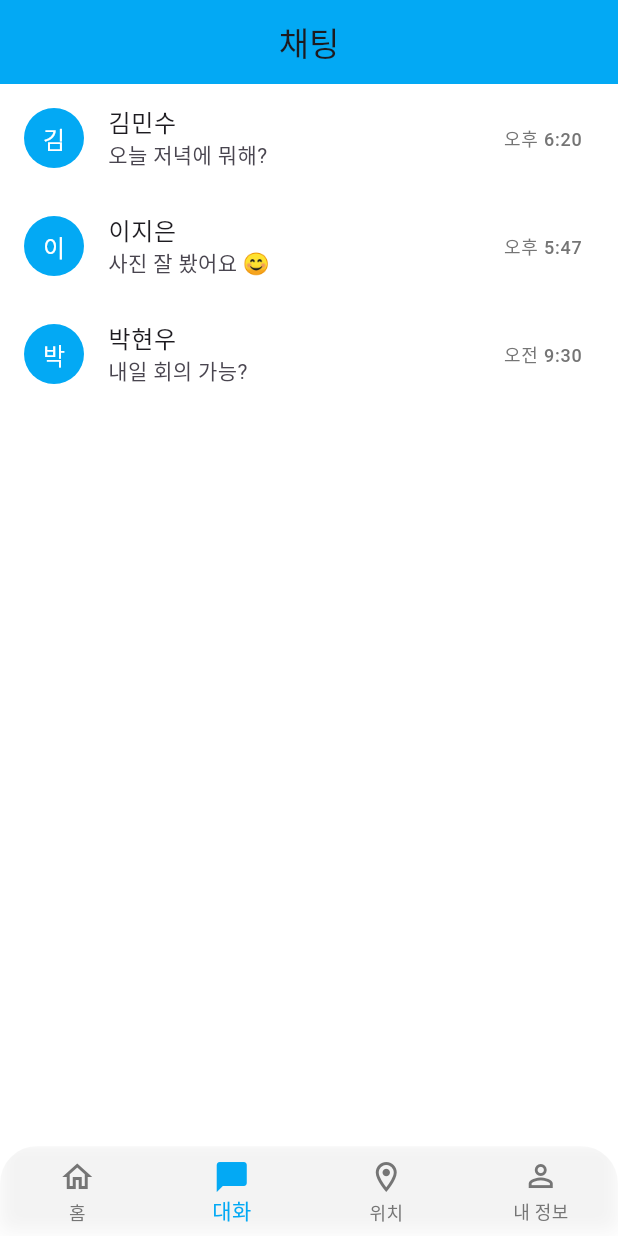
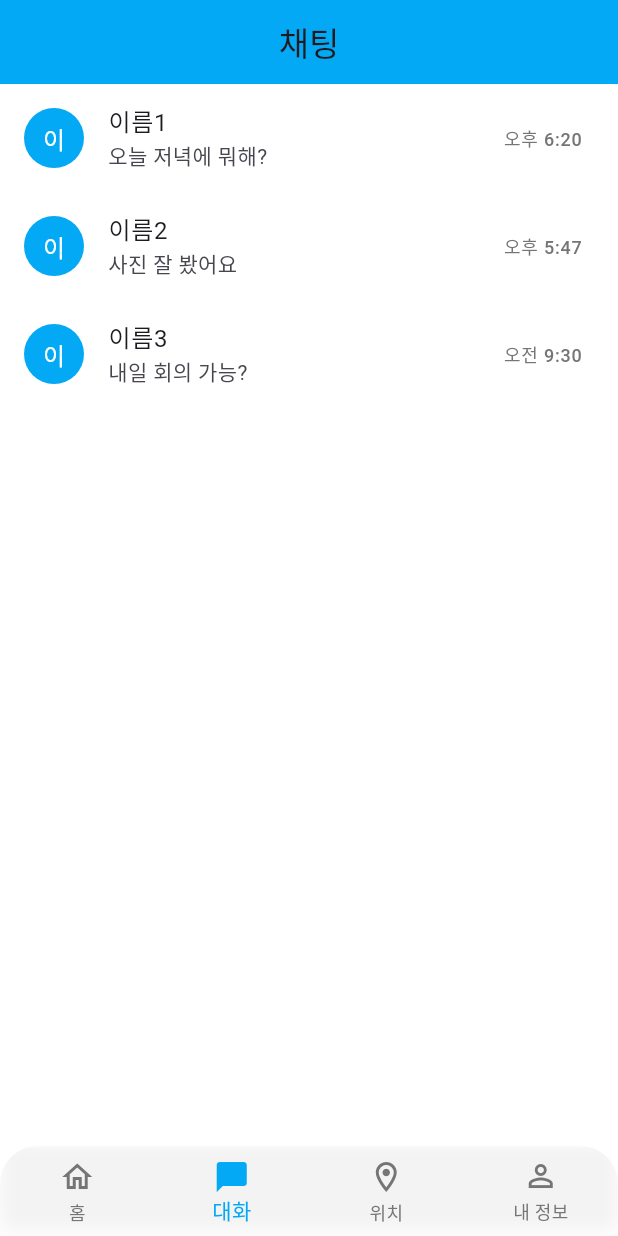
Before and after one commit to sss2013/osp-dartroll-project, a Flutter app: the MainScreen screen opened directly, item 2 of the bottom bar chosen, on a phone screen of 412 x 824 dp. Run offline on Flutter 3.47's test engine with Material 3 defaults, Android fonts, the phone set to English and light mode, and no system bars; our stand-ins replace flutter_dotenv; missing offline and left inert: flutter_naver_login, kakao_flutter_sdk.

Commit message:
Update main1.dart

```diff
--- a/lib/main1.dart
+++ b/lib/main1.dart
@@ -228,7 +228,7 @@ class InterestSelectPage extends StatelessWidget {
 }
 
 
-/// 메인 화면 (네비게이션 포함)
+/// 메인 화면
 class MainScreen extends StatefulWidget {
   @override
   State<MainScreen> createState() => _MainScreenState();
@@ -247,10 +247,9 @@ class _MainScreenState extends State<MainScreen> {
   @override
   Widget build(BuildContext context) {
     return Scaffold(
-      extendBody: true, // 유리 효과 위해 필요
+      extendBody: true, // 유리 효과
       body: _pages[_selectedIndex],
 
-      // GlassMorphism iOS 스타일 네비게이션바
       bottomNavigationBar: ClipRRect(
         borderRadius: BorderRadius.only(
           topLeft: Radius.circular(25),
@@ -345,7 +344,7 @@ class _HomePageState extends State<HomePage> {
               children: [
                 const SizedBox(height: 15),
 
-                // ✅ 지역 선택 버튼 → 새로운 화면으로 이동
+                // 지역 선택 버튼 → 새로운 화면으로 이동
                 ElevatedButton(
                   onPressed: () {
                     Navigator.push(
@@ -364,7 +363,6 @@ class _HomePageState extends State<HomePage> {
 
                 const SizedBox(height: 20),
 
-                // ✅ 기존 광고/이벤트 박스 유지
                 _eventBox("2025 서울 불꽃 축제", "여의도 한강공원", "2025.10.08"),
                 const SizedBox(height: 10),
                 _eventBox("겨울 빛 축제", "강원도 홍천 수목원", "2025.12.02"),
@@ -564,9 +562,9 @@ class _RegionSelectPageState extends State<RegionSelectPage> {
 
 class ChatPage extends StatelessWidget {
   final List<Map<String, String>> chatList = [ {
-    "name": "김민수", "message": "오늘 저녁에 뭐해?", "time": "오후 6:20"},
-    {"name": "이지은", "message": "사진 잘 봤어요 😊", "time": "오후 5:47"},
-    {"name": "박현우", "message": "내일 회의 가능?", "time": "오전 9:30"},
+    "name": "이름1", "message": "오늘 저녁에 뭐해?", "time": "오후 6:20"},
+    {"name": "이름2", "message": "사진 잘 봤어요", "time": "오후 5:47"},
+    {"name": "이름3", "message": "내일 회의 가능?", "time": "오전 9:30"},
   ];
 
   @override Widget build(BuildContext context) {
```
